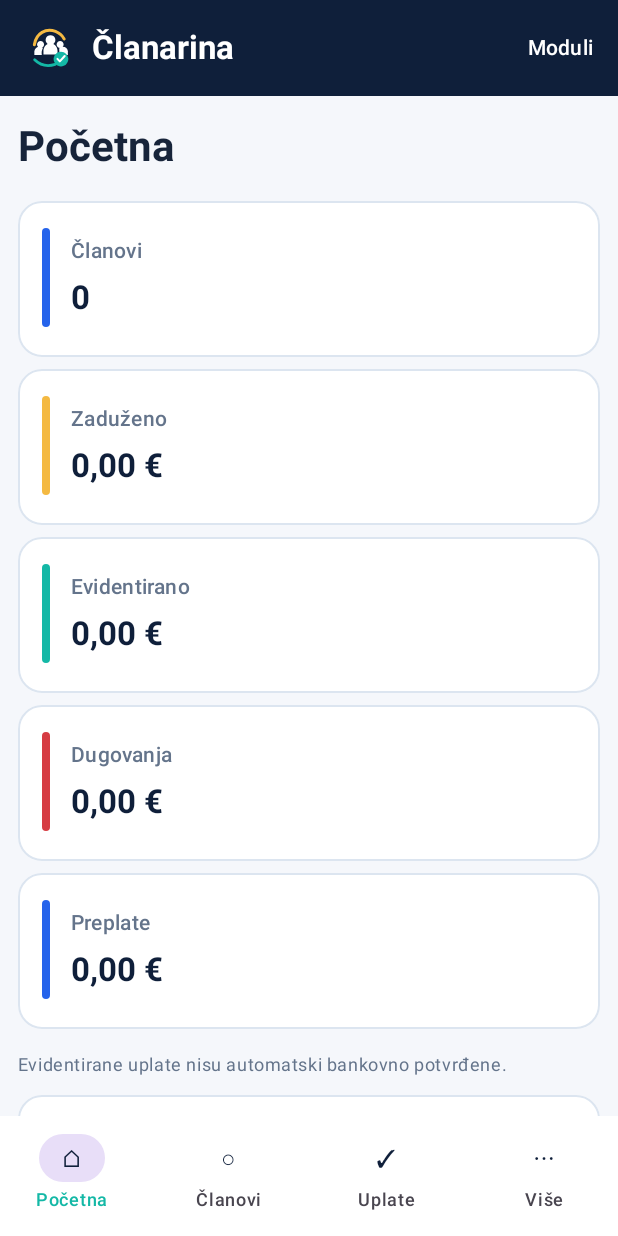
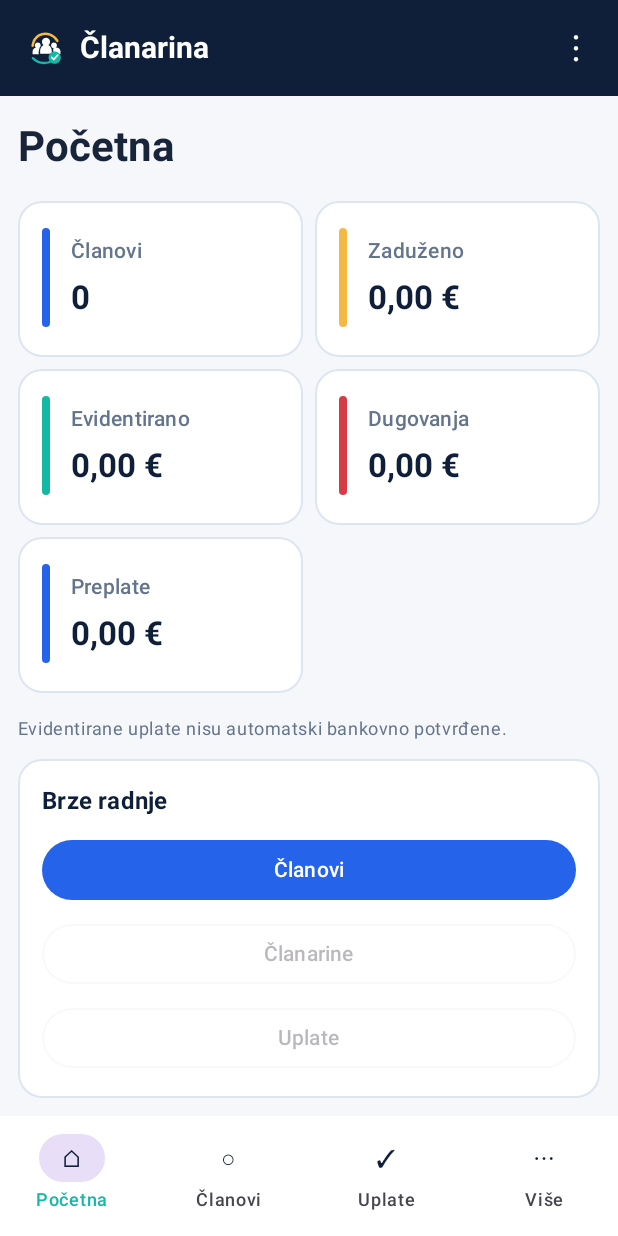
Before and after one commit to bren-wp/Claniva, an Android app built with Jetpack Compose: the screen it shows after launch (MainActivity), on a phone screen of 412 x 824 dp. Run offline under Robolectric (Android 15) with nearby library versions, the phone set to English and light mode, and no system bars.

Commit message:
fix(android): realistic dp viewport QA, two-column phone metrics, no header or tab label overflow

```diff
--- a/android/app/src/main/java/hr/brendigo/clanarina/AppShell.kt
+++ b/android/app/src/main/java/hr/brendigo/clanarina/AppShell.kt
@@ -9,6 +9,8 @@ import androidx.compose.ui.Alignment
 import androidx.compose.ui.Modifier
 import androidx.compose.ui.graphics.Color
 import androidx.compose.ui.text.font.FontWeight
+import androidx.compose.ui.text.style.TextOverflow
+import androidx.compose.ui.unit.sp
 import androidx.compose.ui.unit.dp
 import androidx.compose.ui.res.painterResource
 import hr.brendigo.clanarina.data.LocalStore
@@ -32,15 +34,25 @@ internal fun euro(cents:Long) = euros.format(BigDecimal.valueOf(cents,2))
     Scaffold(
         topBar={ TopAppBar(
             title={
-                Row(verticalAlignment=Alignment.CenterVertically,horizontalArrangement=Arrangement.spacedBy(10.dp)) {
-                    Image(painter=painterResource(id=R.drawable.brand_foreground),contentDescription="Logotip Članarina",
-                        modifier=Modifier.size(35.dp))
-                    Text("Članarina",fontWeight=FontWeight.Bold)
+                Row(
+                    modifier=Modifier.fillMaxWidth(),
+                    verticalAlignment=Alignment.CenterVertically,
+                    horizontalArrangement=Arrangement.spacedBy(8.dp)
+                ) {
+                    Image(
+                        painter=painterResource(id=R.drawable.brand_foreground),
+                        contentDescription="Logotip Članarina",
+                        modifier=Modifier.size(29.dp)
+                    )
+                    Text("Članarina",fontWeight=FontWeight.Bold,
+                        maxLines=1,overflow=TextOverflow.Ellipsis,fontSize=20.sp)
                 }
             },
             actions={
                 Box {
-                    TextButton(onClick={menu=true}) { Text("Moduli",color=Color.White) }
+                    IconButton(onClick={menu=true}) {
+                        Text("⋮",color=Color.White,fontSize=24.sp)
+                    }
                     DropdownMenu(expanded=menu,onDismissRequest={menu=false}) {
                         sections.forEach { name -> DropdownMenuItem(text={Text(name)},onClick={page=name;menu=false}) }
                     }
@@ -49,16 +61,27 @@ internal fun euro(cents:Long) = euros.format(BigDecimal.valueOf(cents,2))
             colors=TopAppBarDefaults.topAppBarColors(containerColor=Brand.Navy,titleContentColor=Color.White)
         )},
         containerColor=Brand.Background,
-        bottomBar={ NavigationBar(containerColor=Color.White) {
-            listOf("Početna","Članovi","Uplate","Više").forEach { tab ->
-                NavigationBarItem(
-                    selected=(page==tab || (tab=="Više" && page !in listOf("Početna","Članovi","Uplate"))),
-                    onClick={if(tab=="Više") moreMenu=true else page=tab},
-                    icon={Text(when(tab){"Početna"->"⌂";"Članovi"->"○";"Uplate"->"✓";else->"⋯"},color=Brand.Navy)},
-                    label={Text(tab)}
-                )
+        bottomBar={
+            BoxWithConstraints(Modifier.fillMaxWidth()) {
+                val compactLabels = maxWidth < 280.dp
+                NavigationBar(containerColor=Color.White) {
+                    listOf("Početna","Članovi","Uplate","Više").forEach { tab ->
+                        NavigationBarItem(
+                            selected=(page==tab ||
+                                (tab=="Više" && page !in listOf("Početna","Članovi","Uplate"))),
+                            onClick={if(tab=="Više") moreMenu=true else page=tab},
+                            icon={Text(when(tab){
+                                "Početna"->"⌂";"Članovi"->"○";"Uplate"->"✓";else->"⋯"
+                            },color=Brand.Navy)},
+                            label=if(compactLabels) null else ({
+                                Text(tab,maxLines=1,overflow=TextOverflow.Ellipsis)
+                            }),
+                            alwaysShowLabel=!compactLabels
+                        )
+                    }
+                }
             }
-        }}
+        }
     ) { inner ->
         Column(Modifier.fillMaxSize().padding(inner).padding(horizontal=12.dp)) {
             Spacer(Modifier.height(16.dp))
--- a/android/app/src/main/java/hr/brendigo/clanarina/DashboardOverview.kt
+++ b/android/app/src/main/java/hr/brendigo/clanarina/DashboardOverview.kt
@@ -31,7 +31,7 @@ internal fun DashboardOverview(
         )
         BoxWithConstraints(Modifier.fillMaxWidth()) {
             val columns=when {
-                maxWidth < 400.dp -> 1
+                maxWidth < 320.dp -> 1
                 maxWidth < 820.dp -> 2
                 else -> 3
             }
```
Also changed, not shown: 2 other files.
